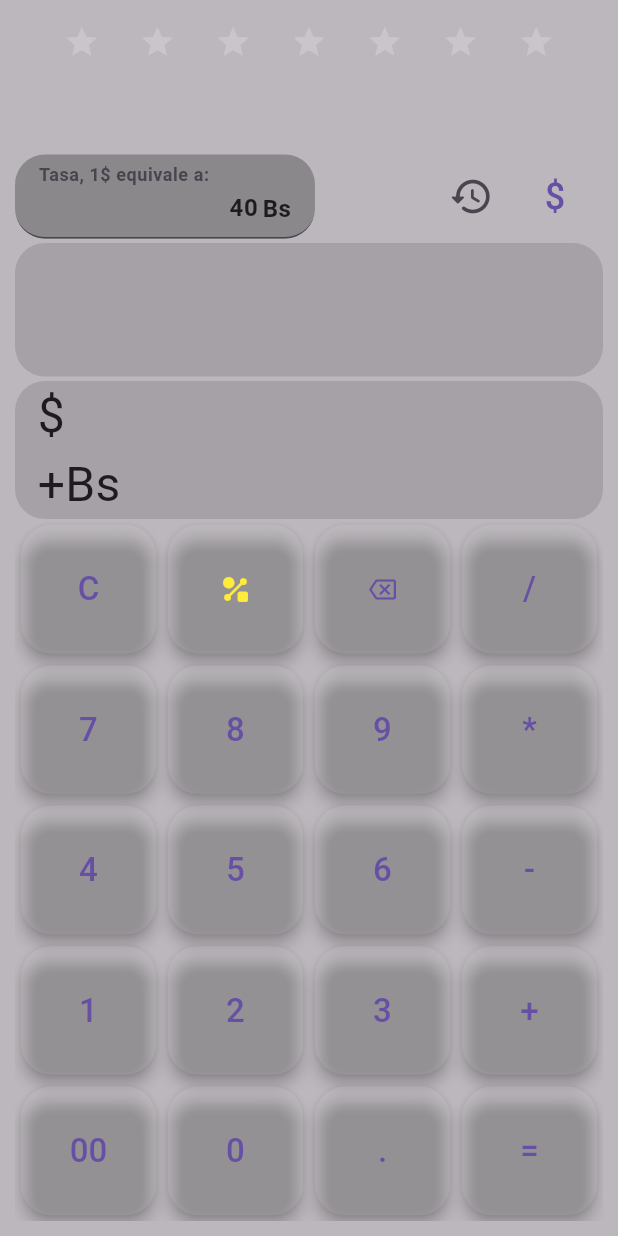
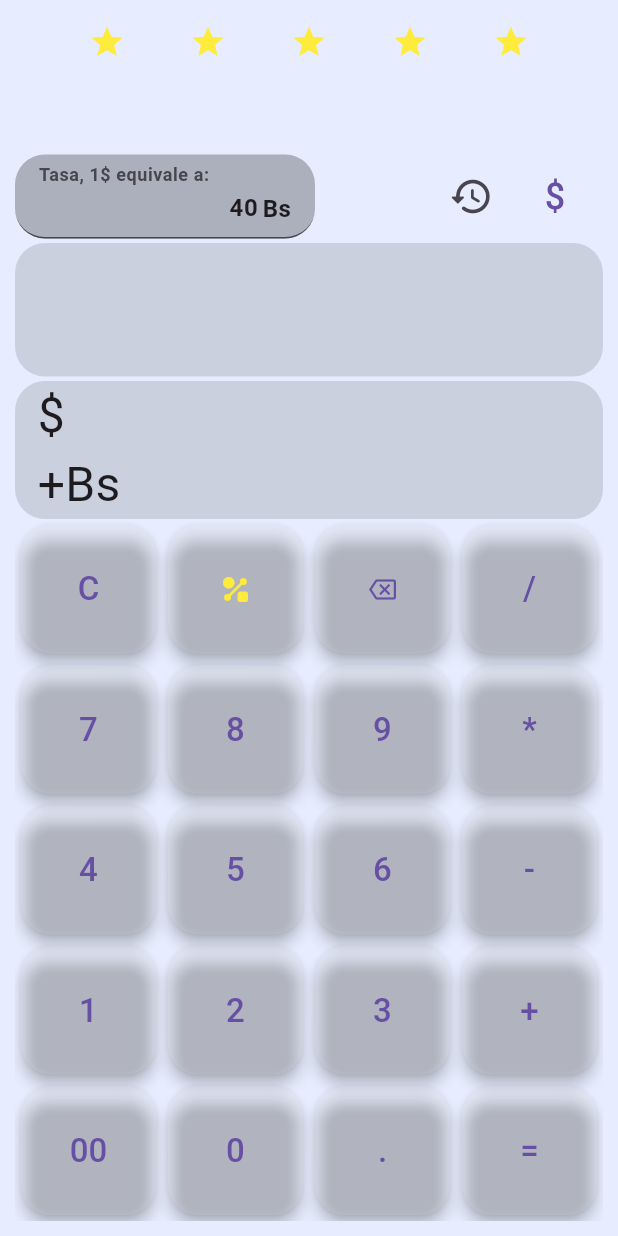
Before and after one commit to gu1llermo/calculator, a Flutter app: the screen it shows after launch, on a phone screen of 412 x 824 dp. Run offline on Flutter 3.47's test engine with Material 3 defaults, Android fonts, the phone set to English and light mode, and no system bars; our stand-ins replace flutter_riverpod, go_router, math_expressions, shared_preferences.

Commit message:
se colocó ajuste azul de fondo

```diff
--- a/lib/presentation/screens/home/home_screen.dart
+++ b/lib/presentation/screens/home/home_screen.dart
@@ -1,11 +1,10 @@
-import 'package:calculator_app/config/helpers/backgrounds.dart';
 import 'package:calculator_app/presentation/widgets/shared/landscape/landscape_view.dart';
 import 'package:calculator_app/presentation/widgets/shared/portrait/portrait_view.dart';
 import 'package:flutter/material.dart';
 
 final iconStar = Icon(
   Icons.star,
-  color: Colors.white.withOpacity(.2),
+  color: Colors.yellow,
 );
 
 class HomeScreen extends StatelessWidget {
@@ -58,8 +57,9 @@ class HomeView extends StatelessWidget {
                       iconStar,
                       iconStar,
                       iconStar,
-                      iconStar,
-                      iconStar,
+                      // iconStar,
+                      // iconStar,
+                      // iconStar,
                     ],
                   ),
                 ),
@@ -119,7 +119,7 @@ class _GradientBackground extends StatelessWidget {
   Widget build(BuildContext context) {
     return Positioned.fill(
       child: Container(
-        decoration: const BoxDecoration(color: Colors.black26),
+        decoration: BoxDecoration(color: Colors.blue.withOpacity(0.1)),
         //decoration: const BoxDecoration(gradient: primaryGradient),
       ),
     );
```
